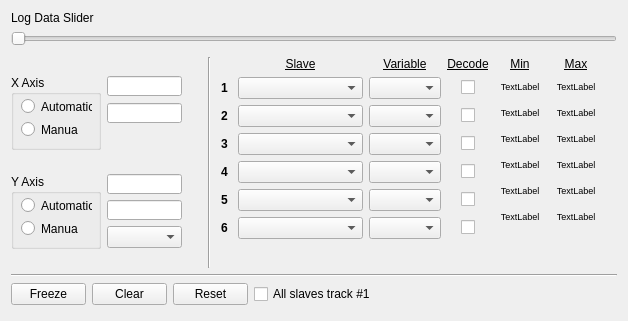
Qt form ui/w_2dplot.ui (JFDuval/flexsea-plan) before a commit.
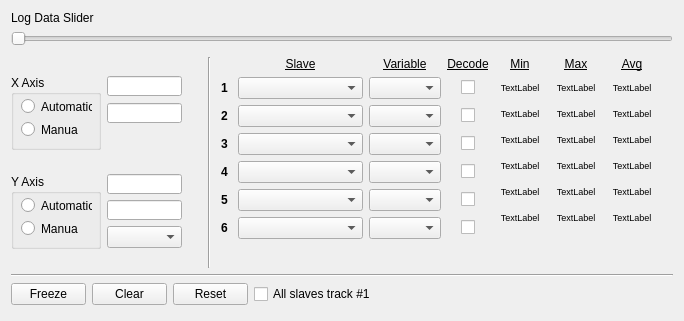
The same form after that commit.

Commit message: Added Average to 2DPlot

What changed in the file:
```diff
--- a/ui/w_2dplot.ui
+++ b/ui/w_2dplot.ui
@@ -6,7 +6,7 @@
    <rect>
     <x>0</x>
     <y>0</y>
-    <width>628</width>
+    <width>684</width>
     <height>321</height>
    </rect>
   </property>
@@ -700,6 +700,19 @@
      </item>
      <item row="0" column="5">
       <layout class="QGridLayout" name="gridLayout_6">
+       <item row="7" column="0">
+        <spacer name="verticalSpacer_5">
+         <property name="orientation">
+          <enum>Qt::Vertical</enum>
+         </property>
+         <property name="sizeHint" stdset="0">
+          <size>
+           <width>20</width>
+           <height>1</height>
+          </size>
+         </property>
+        </spacer>
+       </item>
        <item row="6" column="1">
         <widget class="QLabel" name="label_6_max">
          <property name="minimumSize">
@@ -1068,18 +1081,141 @@
          </property>
         </widget>
        </item>
-       <item row="7" column="0">
-        <spacer name="verticalSpacer_5">
-         <property name="orientation">
-          <enum>Qt::Vertical</enum>
+       <item row="0" column="2">
+        <widget class="QLabel" name="label_6">
+         <property name="text">
+          <string>&lt;html&gt;&lt;head/&gt;&lt;body&gt;&lt;p&gt;&lt;span style=&quot; text-decoration: underline;&quot;&gt;Avg&lt;/span&gt;&lt;/p&gt;&lt;/body&gt;&lt;/html&gt;</string>
          </property>
-         <property name="sizeHint" stdset="0">
+         <property name="alignment">
+          <set>Qt::AlignCenter</set>
+         </property>
+        </widget>
+       </item>
+       <item row="1" column="2">
+        <widget class="QLabel" name="label_1_avg">
+         <property name="minimumSize">
           <size>
-           <width>20</width>
-           <height>1</height>
+           <width>50</width>
+           <height>0</height>
           </size>
          </property>
-        </spacer>
+         <property name="font">
+          <font>
+           <pointsize>7</pointsize>
+          </font>
+         </property>
+         <property name="text">
+          <string>TextLabel</string>
+         </property>
+         <property name="alignment">
+          <set>Qt::AlignCenter</set>
+         </property>
+        </widget>
+       </item>
+       <item row="2" column="2">
+        <widget class="QLabel" name="label_2_avg">
+         <property name="minimumSize">
+          <size>
+           <width>50</width>
+           <height>0</height>
+          </size>
+         </property>
+         <property name="font">
+          <font>
+           <pointsize>7</pointsize>
+          </font>
+         </property>
+         <property name="text">
+          <string>TextLabel</string>
+         </property>
+         <property name="alignment">
+          <set>Qt::AlignCenter</set>
+         </property>
+        </widget>
+       </item>
+       <item row="3" column="2">
+        <widget class="QLabel" name="label_3_avg">
+         <property name="minimumSize">
+          <size>
+           <width>50</width>
+           <height>0</height>
+          </size>
+         </property>
+         <property name="font">
+          <font>
+           <pointsize>7</pointsize>
+          </font>
+         </property>
+         <property name="text">
+          <string>TextLabel</string>
+         </property>
+         <property name="alignment">
+          <set>Qt::AlignCenter</set>
+         </property>
+        </widget>
+       </item>
+       <item row="4" column="2">
+        <widget class="QLabel" name="label_4_avg">
+         <property name="minimumSize">
+          <size>
+           <width>50</width>
+           <height>0</height>
+          </size>
+         </property>
+         <property name="font">
+          <font>
+           <pointsize>7</pointsize>
+          </font>
+         </property>
+         <property name="text">
+          <string>TextLabel</string>
+         </property>
+         <property name="alignment">
+          <set>Qt::AlignCenter</set>
+         </property>
+        </widget>
+       </item>
+       <item row="5" column="2">
+        <widget class="QLabel" name="label_5_avg">
+         <property name="minimumSize">
+          <size>
+           <width>50</width>
+           <height>0</height>
+          </size>
+         </property>
+         <property name="font">
+          <font>
+           <pointsize>7</pointsize>
+          </font>
+         </property>
+         <property name="text">
+          <string>TextLabel</string>
+         </property>
+         <property name="alignment">
+          <set>Qt::AlignCenter</set>
+         </property>
+        </widget>
+       </item>
+       <item row="6" column="2">
+        <widget class="QLabel" name="label_6_avg">
+         <property name="minimumSize">
+          <size>
+           <width>50</width>
+           <height>0</height>
+          </size>
+         </property>
+         <property name="font">
+          <font>
+           <pointsize>7</pointsize>
+          </font>
+         </property>
+         <property name="text">
+          <string>TextLabel</string>
+         </property>
+         <property name="alignment">
+          <set>Qt::AlignCenter</set>
+         </property>
+        </widget>
        </item>
       </layout>
      </item>
```
The commit also changes 1 other file.
